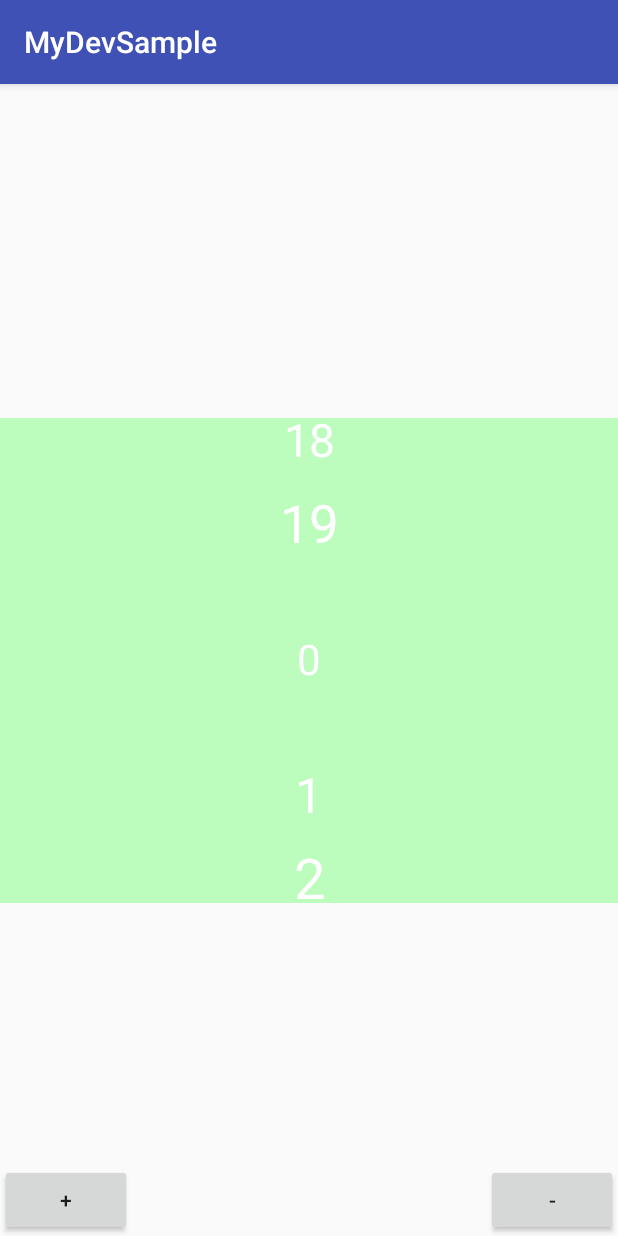
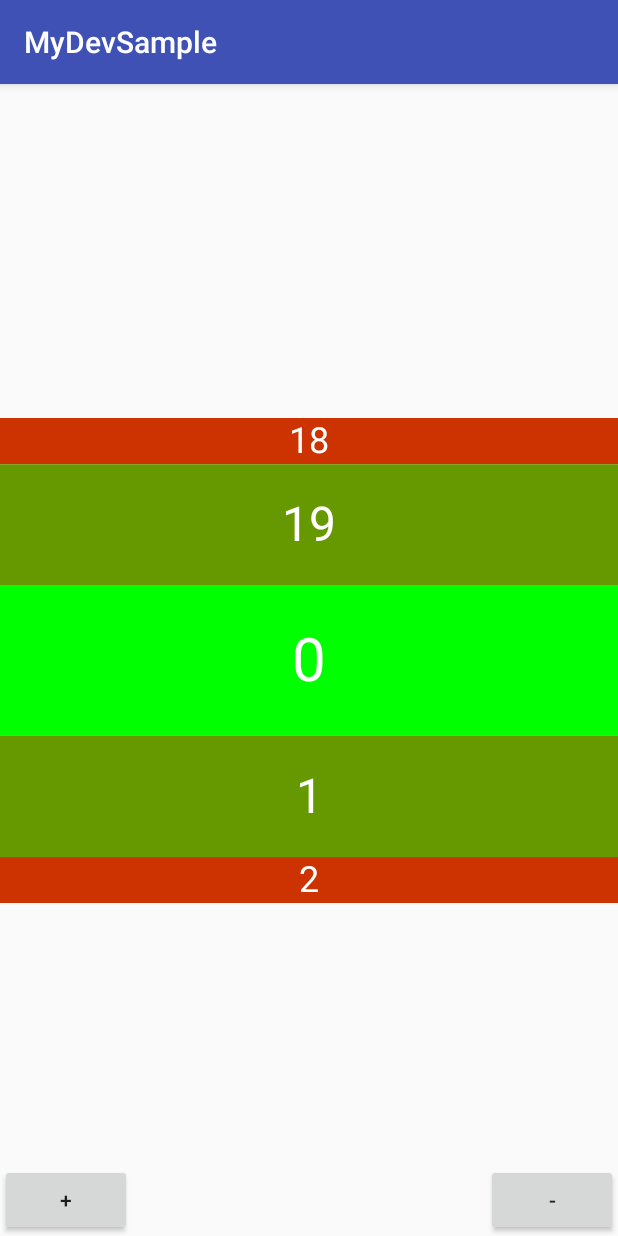
Before and after one commit to fhbianling/MyDevSample, an Android app: the WheelViewDemo screen opened directly, with no data from a screen before it, on a phone screen of 412 x 824 dp. Run offline under Robolectric (Android 15) with nearby library versions, the phone set to English and light mode, and no system bars; our stand-ins replace EventBus.

Commit message:
新增一个自定义滚轮布局，可以动态的灵活的更改绘制样式

```diff
--- a/app/src/main/java/com/bian/mydevsample/ui/wheelview/CustomWheelView.kt
+++ b/app/src/main/java/com/bian/mydevsample/ui/wheelview/CustomWheelView.kt
@@ -56,7 +56,7 @@ class CustomWheelView(ctx : Context, attrs : AttributeSet) : View(ctx, attrs) {
 		centerItemHeight =
 				ta.getDimensionPixelSize(R.styleable.CustomWheelView_centerItemHeight, 150)
 		enableLoop = ta.getBoolean(R.styleable.CustomWheelView_enableLoop, true)
-		resistance = ta.getFloat(R.styleable.CustomWheelView_resistance, 2.3f)
+		resistance = ta.getFloat(R.styleable.CustomWheelView_resistance, 2f)
 		ta.recycle()
 		if (itemOnScreen % 2 == 0) throw IllegalArgumentException("item on screen must be odd number")
 		val itemAngleStepRadians = TWO_PI / (itemOnScreen * 2)
@@ -265,13 +265,14 @@ class CustomWheelView(ctx : Context, attrs : AttributeSet) : View(ctx, attrs) {
 		override fun drawItem(position : Int, canvas : Canvas, rect : RectF, itemTopAngle : Int, itemAngleSpan : Int) {
 			items?.getOrNull(position)?.let {
 				val central = itemTopAngle + itemAngleSpan / 2f
-				val ratio : Float = abs(central % 90f) / 90f
-//				val color = ratio.lerpColor(Color.RED, Color.GREEN)
-//				paint.color = color
-//				canvas.drawRect(rect, paint)
+				val ratio : Float = 1 - abs(central - 90f) / 90f
+				val color = ratio.lerpColor(Color.RED, Color.GREEN)
+				paint.color = color
+				canvas.drawRect(rect, paint)
 
 				paint.color = textColor
-				paint.textSize = textSize * (0.7f + ratio * 0.3f)
+				paint.textSize = textSize * (0.5f + ratio * 0.5f)
+				L.d("$position text size:${paint.textSize}")
 				val text = stringFactory?.invoke(it) ?: it.toString()
 				val textWidth = paint.measureText(text)
 				val textBaseLine = rect.bottom - (rect.height() - textHeight) / 2f - paint.descent()
```
